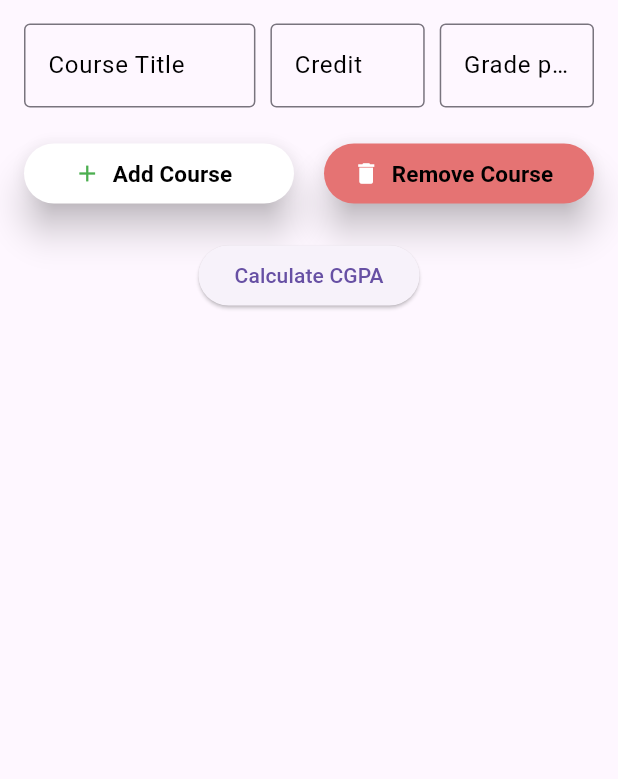
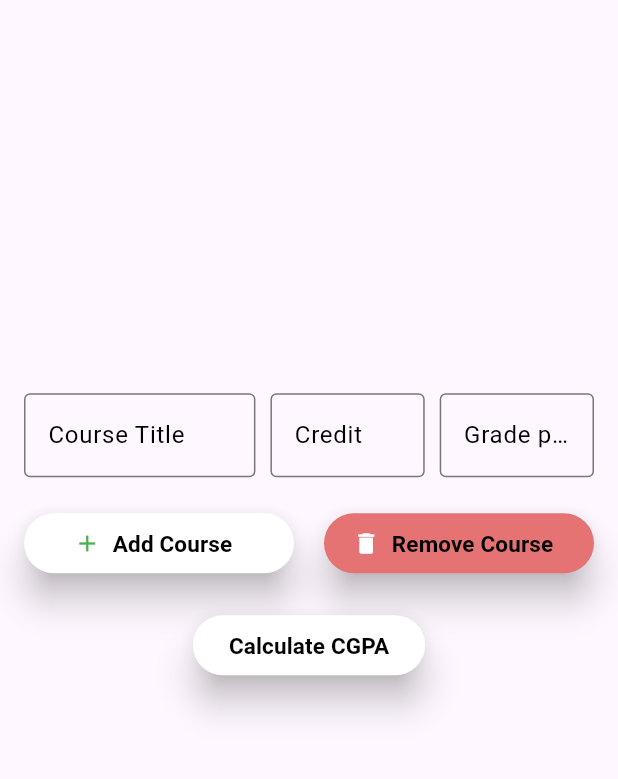
Before and after one commit to Shafin1196/diu_result, a Flutter app: the screen it shows after launch, tab 2 chosen, on a phone screen of 412 x 824 dp, the part 161-940 px from its top. Run offline on Flutter 3.47's test engine with Material 3 defaults, Android fonts, the light colour scheme and no system bars.

Commit message:
calculator bug fix

```diff
--- a/lib/cgpaCalculator.dart
+++ b/lib/cgpaCalculator.dart
@@ -23,6 +23,7 @@ class _CgpacalculatorState extends State<Cgpacalculator> {
     return Center(
       child: Padding(
         padding: const EdgeInsets.all(16.0),
+        child: SingleChildScrollView(
           child: Column(
             mainAxisAlignment: MainAxisAlignment.start,
             children: [
@@ -148,9 +149,21 @@ class _CgpacalculatorState extends State<Cgpacalculator> {
                   );
 
               },
-            child: Text("Calculate CGPA",),
+              style: ElevatedButton.styleFrom(
+                backgroundColor: Colors.white,
+                shadowColor: Colors.black,
+                elevation: 10,
+              ),
+              child: Text("Calculate CGPA",
+              style: TextStyle(
+                fontSize: 15,
+                fontWeight: FontWeight.bold,
+                color: Colors.black,
+              ),
+              ),
               ),
             ],
+          ),
         ),
       ),
     );
```
Lines whose indentation alone changed are shown as unchanged.
